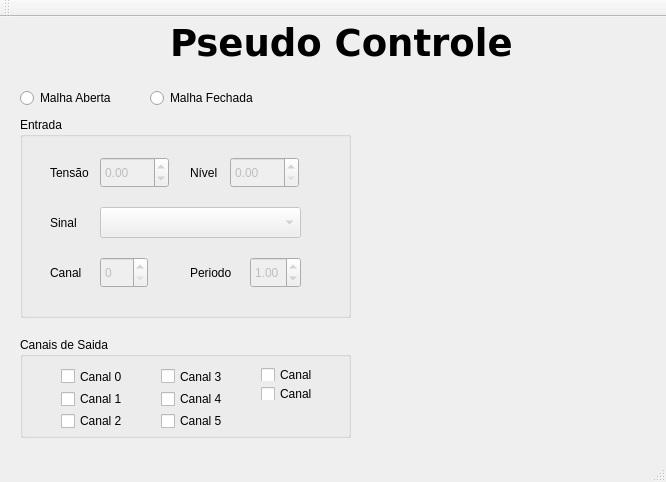
Old version of the form LabControle1/mainwindow.ui in the repository marciojunior159/Projects.
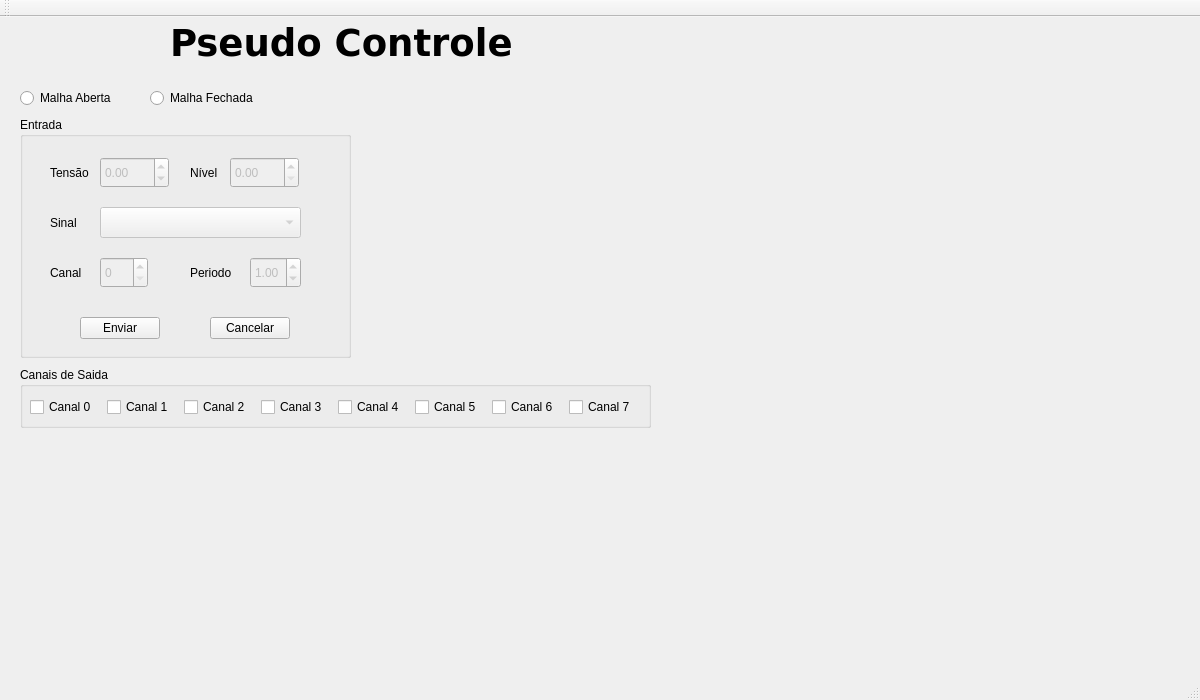
New version of the form. Custom widgets are drawn as their Qt base class.

```diff
--- a/LabControle1/mainwindow.ui
+++ b/LabControle1/mainwindow.ui
@@ -6,10 +6,22 @@
    <rect>
     <x>0</x>
     <y>0</y>
-    <width>666</width>
-    <height>482</height>
+    <width>1200</width>
+    <height>700</height>
    </rect>
   </property>
+  <property name="minimumSize">
+   <size>
+    <width>1200</width>
+    <height>700</height>
+   </size>
+  </property>
+  <property name="maximumSize">
+   <size>
+    <width>1200</width>
+    <height>700</height>
+   </size>
+  </property>
   <property name="windowTitle">
    <string>MainWindow</string>
   </property>
@@ -44,106 +56,133 @@
     <property name="geometry">
      <rect>
       <x>20</x>
-      <y>320</y>
-      <width>331</width>
-      <height>101</height>
+      <y>350</y>
+      <width>631</width>
+      <height>61</height>
      </rect>
     </property>
+    <property name="maximumSize">
+     <size>
+      <width>1200</width>
+      <height>1200</height>
+     </size>
+    </property>
     <property name="title">
      <string>Canais de Saida</string>
     </property>
-    <widget class="QWidget" name="layoutWidget">
+    <widget class="QCheckBox" name="checkBox">
      <property name="geometry">
       <rect>
-       <x>30</x>
-       <y>20</y>
-       <width>87</width>
-       <height>83</height>
+       <x>10</x>
+       <y>30</y>
+       <width>71</width>
+       <height>20</height>
       </rect>
      </property>
-     <layout class="QVBoxLayout" name="verticalLayout">
-      <item>
-       <widget class="QCheckBox" name="checkBox">
-        <property name="text">
-         <string>Canal 0</string>
-        </property>
-       </widget>
-      </item>
-      <item>
-       <widget class="QCheckBox" name="checkBox_2">
-        <property name="text">
-         <string>Canal 1</string>
-        </property>
-       </widget>
-      </item>
-      <item>
-       <widget class="QCheckBox" name="checkBox_3">
-        <property name="text">
-         <string>Canal 2</string>
-        </property>
-       </widget>
-      </item>
-     </layout>
+     <property name="text">
+      <string>Canal 0</string>
+     </property>
     </widget>
-    <widget class="QWidget" name="layoutWidget">
+    <widget class="QCheckBox" name="checkBox_6">
      <property name="geometry">
       <rect>
-       <x>130</x>
-       <y>20</y>
-       <width>87</width>
-       <height>83</height>
+       <x>395</x>
+       <y>30</y>
+       <width>71</width>
+       <height>20</height>
       </rect>
      </property>
-     <layout class="QVBoxLayout" name="verticalLayout_2">
-      <item>
-       <widget class="QCheckBox" name="checkBox_4">
-        <property name="text">
-         <string>Canal 3</string>
-        </property>
-       </widget>
-      </item>
-      <item>
-       <widget class="QCheckBox" name="checkBox_5">
-        <property name="text">
-         <string>Canal 4</string>
-        </property>
-       </widget>
-      </item>
-      <item>
-       <widget class="QCheckBox" name="checkBox_6">
-        <property name="text">
-         <string>Canal 5</string>
-        </property>
-       </widget>
-      </item>
-     </layout>
+     <property name="text">
+      <string>Canal 5</string>
+     </property>
     </widget>
-    <widget class="QWidget" name="layoutWidget">
+    <widget class="QCheckBox" name="checkBox_3">
      <property name="geometry">
       <rect>
-       <x>230</x>
-       <y>20</y>
-       <width>77</width>
-       <height>54</height>
+       <x>164</x>
+       <y>30</y>
+       <width>71</width>
+       <height>20</height>
       </rect>
      </property>
-     <layout class="QVBoxLayout" name="verticalLayout_3">
-      <item>
-       <widget class="QCheckBox" name="checkBox_7">
-        <property name="text">
-         <string>Canal 6</string>
-        </property>
-       </widget>
-      </item>
-      <item>
-       <widget class="QCheckBox" name="checkBox_8">
-        <property name="text">
-         <string>Canal 7</string>
-        </property>
-       </widget>
-      </item>
-     </layout>
+     <property name="text">
+      <string>Canal 2</string>
+     </property>
     </widget>
+    <widget class="QCheckBox" name="checkBox_7">
+     <property name="geometry">
+      <rect>
+       <x>472</x>
+       <y>30</y>
+       <width>71</width>
+       <height>20</height>
+      </rect>
+     </property>
+     <property name="text">
+      <string>Canal 6</string>
+     </property>
+    </widget>
+    <widget class="QCheckBox" name="checkBox_8">
+     <property name="geometry">
+      <rect>
+       <x>549</x>
+       <y>30</y>
+       <width>71</width>
+       <height>20</height>
+      </rect>
+     </property>
+     <property name="text">
+      <string>Canal 7</string>
+     </property>
+    </widget>
+    <widget class="QCheckBox" name="checkBox_5">
+     <property name="geometry">
+      <rect>
+       <x>318</x>
+       <y>30</y>
+       <width>71</width>
+       <height>20</height>
+      </rect>
+     </property>
+     <property name="text">
+      <string>Canal 4</string>
+     </property>
+    </widget>
+    <widget class="QCheckBox" name="checkBox_2">
+     <property name="geometry">
+      <rect>
+       <x>87</x>
+       <y>30</y>
+       <width>71</width>
+       <height>20</height>
+      </rect>
+     </property>
+     <property name="text">
+      <string>Canal 1</string>
+     </property>
+    </widget>
+    <widget class="QCheckBox" name="checkBox_4">
+     <property name="geometry">
+      <rect>
+       <x>241</x>
+       <y>30</y>
+       <width>71</width>
+       <height>20</height>
+      </rect>
+     </property>
+     <property name="text">
+      <string>Canal 3</string>
+     </property>
+    </widget>
+    <zorder></zorder>
+    <zorder>checkBox</zorder>
+    <zorder>checkBox_6</zorder>
+    <zorder>checkBox_3</zorder>
+    <zorder>checkBox_7</zorder>
+    <zorder>checkBox_8</zorder>
+    <zorder>checkBox_5</zorder>
+    <zorder>checkBox_2</zorder>
+    <zorder>checkBox_4</zorder>
    </widget>
    <widget class="QLabel" name="label_4">
     <property name="geometry">
@@ -172,7 +211,7 @@
       <x>20</x>
       <y>100</y>
       <width>331</width>
-      <height>201</height>
+      <height>241</height>
      </rect>
     </property>
     <property name="title">
@@ -332,12 +371,38 @@
       </rect>
      </property>
     </widget>
+    <widget class="QPushButton" name="pushButton">
+     <property name="geometry">
+      <rect>
+       <x>60</x>
+       <y>200</y>
+       <width>80</width>
+       <height>22</height>
+      </rect>
+     </property>
+     <property name="text">
+      <string>Enviar</string>
+     </property>
+    </widget>
+    <widget class="QPushButton" name="pushButton_2">
+     <property name="geometry">
+      <rect>
+       <x>190</x>
+       <y>200</y>
+       <width>80</width>
+       <height>22</height>
+      </rect>
+     </property>
+     <property name="text">
+      <string>Cancelar</string>
+     </property>
+    </widget>
    </widget>
    <widget class="QCustomPlot" name="customPlot" native="true">
     <property name="geometry">
      <rect>
-      <x>370</x>
-      <y>120</y>
+      <x>380</x>
+      <y>140</y>
       <width>281</width>
       <height>181</height>
      </rect>
```
Left out of the diff: 16 changed lines with no effect on the pictures.
